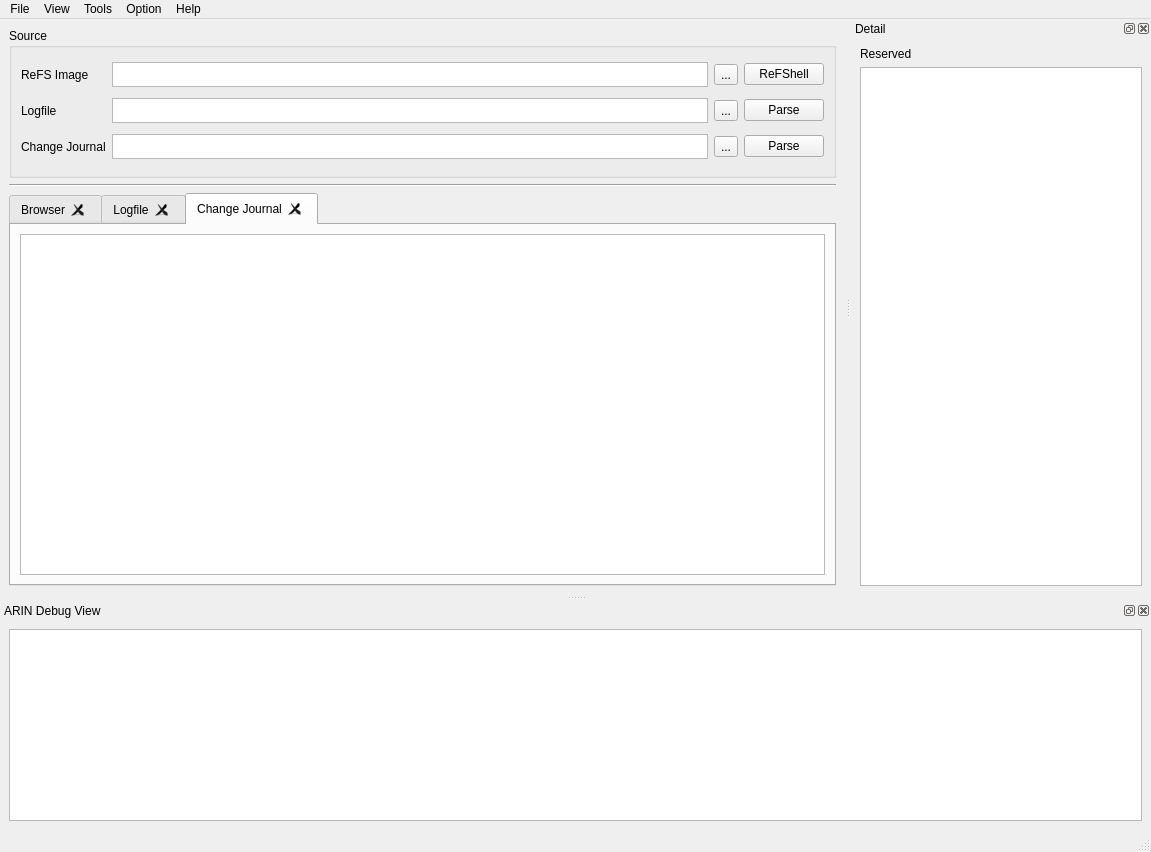
Old version of the form ARIN_form.ui in the repository horensic/ARIN.
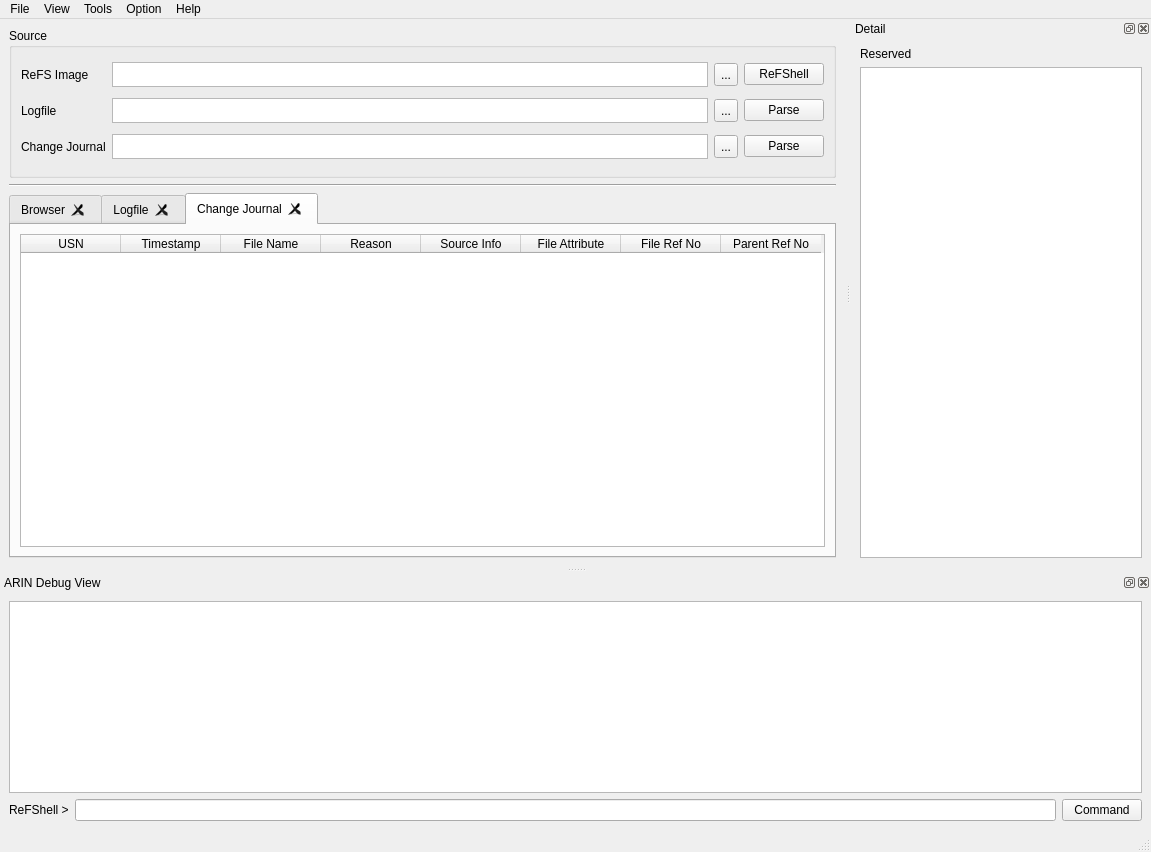
New version of the form. The open tabs and pages were chosen to show the change.

Commit message: Update ARIN (Change Journal)

The edit to the form file:
```diff
--- a/ARIN_form.ui
+++ b/ARIN_form.ui
@@ -62,7 +62,13 @@
           </widget>
          </item>
          <item row="0" column="2">
-          <widget class="QToolButton" name="toolButton_3">
+          <widget class="QToolButton" name="tbt_open_image">
+           <property name="minimumSize">
+            <size>
+             <width>0</width>
+             <height>23</height>
+            </size>
+           </property>
            <property name="text">
             <string>...</string>
            </property>
@@ -130,6 +136,12 @@
          </item>
          <item row="3" column="2">
           <widget class="QToolButton" name="toolButton">
+           <property name="minimumSize">
+            <size>
+             <width>0</width>
+             <height>23</height>
+            </size>
+           </property>
            <property name="text">
             <string>...</string>
            </property>
@@ -144,6 +156,12 @@
          </item>
          <item row="6" column="2">
           <widget class="QToolButton" name="toolButton_2">
+           <property name="minimumSize">
+            <size>
+             <width>0</width>
+             <height>23</height>
+            </size>
+           </property>
            <property name="text">
             <string>...</string>
            </property>
@@ -287,7 +305,48 @@
          </attribute>
          <layout class="QVBoxLayout" name="verticalLayout_8">
           <item>
-           <widget class="QColumnView" name="columnView_2"/>
+           <widget class="QTableWidget" name="tb_chgjrnl">
+            <column>
+             <property name="text">
+              <string>USN</string>
+             </property>
+            </column>
+            <column>
+             <property name="text">
+              <string>Timestamp</string>
+             </property>
+            </column>
+            <column>
+             <property name="text">
+              <string>File Name</string>
+             </property>
+            </column>
+            <column>
+             <property name="text">
+              <string>Reason</string>
+             </property>
+            </column>
+            <column>
+             <property name="text">
+              <string>Source Info</string>
+             </property>
+            </column>
+            <column>
+             <property name="text">
+              <string>File Attribute</string>
+             </property>
+            </column>
+            <column>
+             <property name="text">
+              <string>File Ref No</string>
+             </property>
+            </column>
+            <column>
+             <property name="text">
+              <string>Parent Ref No</string>
+             </property>
+            </column>
+           </widget>
           </item>
          </layout>
         </widget>
@@ -395,8 +454,8 @@
   <widget class="QDockWidget" name="dockWidget">
    <property name="minimumSize">
     <size>
-     <width>91</width>
-     <height>150</height>
+     <width>265</width>
+     <height>170</height>
     </size>
    </property>
    <property name="allowedAreas">
@@ -421,6 +480,30 @@
        <item>
         <widget class="QTextBrowser" name="debug_view"/>
        </item>
+       <item>
+        <layout class="QHBoxLayout" name="horizontalLayout_2">
+         <property name="bottomMargin">
+          <number>0</number>
+         </property>
+         <item>
+          <widget class="QLabel" name="label_4">
+           <property name="text">
+            <string>ReFShell &gt;</string>
+           </property>
+          </widget>
+         </item>
+         <item>
+          <widget class="QLineEdit" name="sh_cmd"/>
+         </item>
+         <item>
+          <widget class="QPushButton" name="pb_sh_cmd">
+           <property name="text">
+            <string>Command</string>
+           </property>
+          </widget>
+         </item>
+        </layout>
+       </item>
       </layout>
      </item>
     </layout>
```
Left out of the diff: 5 changed lines with no effect on the pictures. The commit also changes 7 other files.
